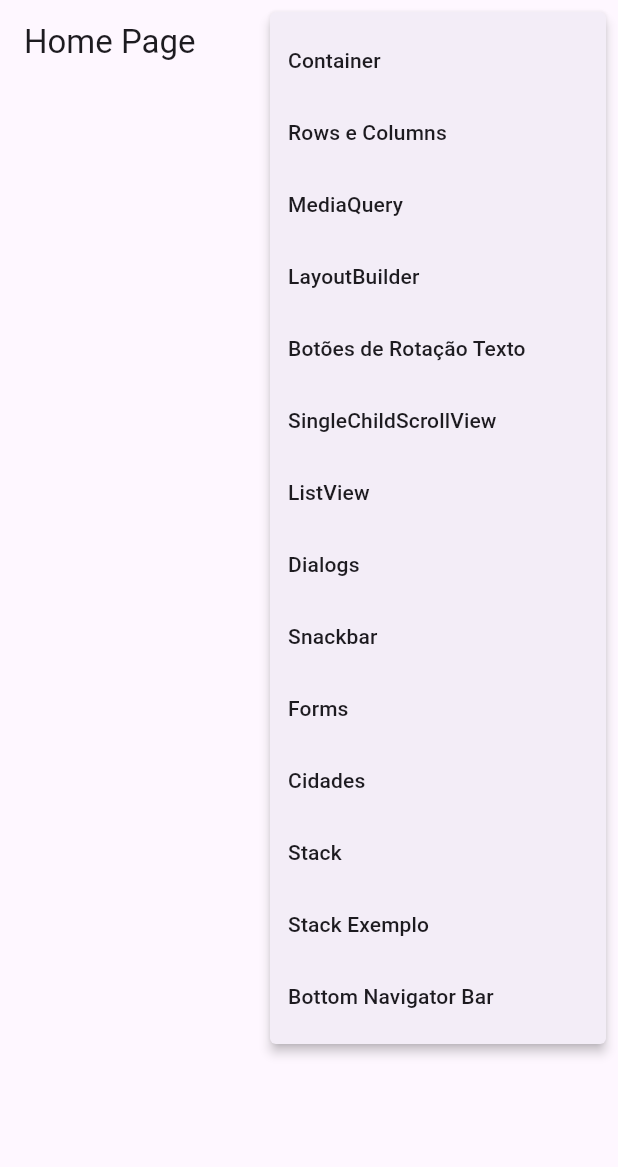
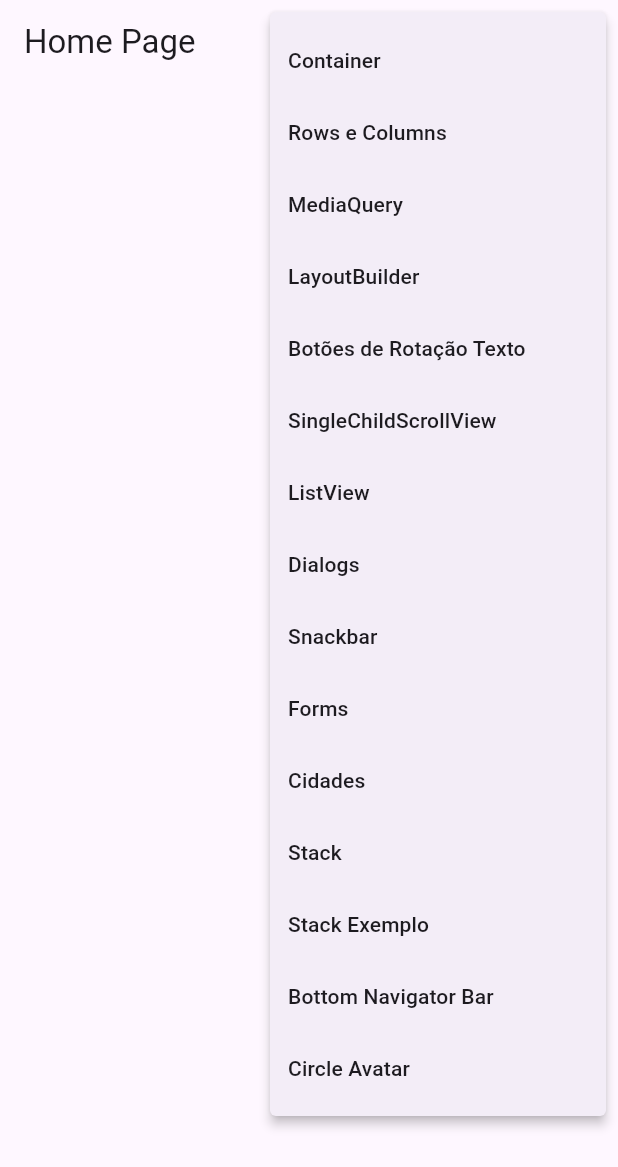
Before and after one commit to kauesiqueiraa/Flutter_Academy, a Flutter app: the screen it shows after launch, after a tap on the "menu" icon, on a phone screen of 412 x 824 dp. Shown: the top 1167 px of the screen. Run offline on Flutter 3.47's test engine with Material 3 defaults, Android fonts, the phone set to English and light mode, and no system bars; our stand-ins replace device_preview; network calls fail.

Commit message:
feat: circle avatar

```diff
--- a/lib/main.dart
+++ b/lib/main.dart
@@ -3,6 +3,7 @@ import 'package:flutter/material.dart';
 import 'package:flutter_primeiro_projeto/pages/botoes_rotacao_texto/botoes_rotacao_texto.dart';
 import 'package:flutter_primeiro_projeto/pages/bottom_navigator_bar/bottom_navigator_bar_page.dart';
 import 'package:flutter_primeiro_projeto/pages/cidades/cidades_page.dart';
+import 'package:flutter_primeiro_projeto/pages/circle_avatar/circle_avatar_page.dart';
 import 'package:flutter_primeiro_projeto/pages/container/container_page.dart';
 import 'package:flutter_primeiro_projeto/pages/dialogs/dialogs_page.dart';
 import 'package:flutter_primeiro_projeto/pages/forms/forms_page.dart';
@@ -54,6 +55,7 @@ class MyApp extends StatelessWidget {
         '/stack': (_) => const StackPage(),
         '/stack/page2': (_) => const StackPage2(),
         'bottom_navigator_bar': (_) => const BottomNavigatorBarPage(),
+        '/circle_avatar': (_) => const CircleAvatarPage(),
       },
     );
   }
--- a/lib/pages/home/home_page.dart
+++ b/lib/pages/home/home_page.dart
@@ -15,6 +15,7 @@ enum PopupMenuPages {
   stack,
   stack2,
   bottom_navigator_bar,
+  circle_avatar,
 }
 
 class HomePage extends StatelessWidget {
@@ -72,6 +73,9 @@ class HomePage extends StatelessWidget {
                     break;
                   case PopupMenuPages.bottom_navigator_bar:
                     Navigator.of(context).pushNamed('bottom_navigator_bar');
+                    break;
+                  case PopupMenuPages.circle_avatar:
+                    Navigator.of(context).pushNamed('/circle_avatar');
                     break;
                 }
               },
@@ -131,6 +135,10 @@ class HomePage extends StatelessWidget {
                     value: PopupMenuPages.bottom_navigator_bar,
                     child: Text('Bottom Navigator Bar')
                   ),
+                  PopupMenuItem<PopupMenuPages>(
+                    value: PopupMenuPages.circle_avatar,
+                    child: Text('Circle Avatar')
+                  ),
                 ];
               })
         ],
```
Also changed, not shown: lib/pages/circle_avatar/circle_avatar_page.dart (added, +86 -0 lines).
